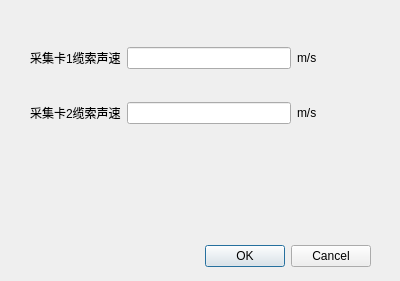
Qt form Dialog_ParamConfig.ui (imjustadog/AE-ANALYSIS-GUI) before a commit.
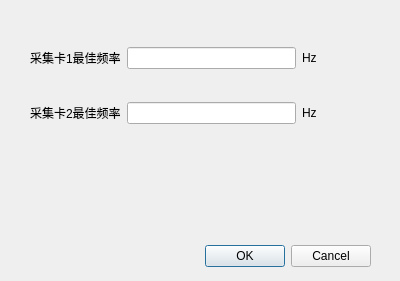
The same form after that commit.

What changed in the file:
```diff
--- a/Dialog_ParamConfig.ui
+++ b/Dialog_ParamConfig.ui
@@ -45,21 +45,21 @@
     <item row="0" column="2">
      <widget class="QLabel" name="label_5">
       <property name="text">
-       <string>m/s</string>
+       <string>Hz</string>
       </property>
      </widget>
     </item>
     <item row="1" column="0">
      <widget class="QLabel" name="label_3">
       <property name="text">
-       <string>采集卡2缆索声速</string>
+       <string>采集卡2最佳频率</string>
       </property>
      </widget>
     </item>
     <item row="0" column="0">
      <widget class="QLabel" name="label_2">
       <property name="text">
-       <string>采集卡1缆索声速</string>
+       <string>采集卡1最佳频率</string>
       </property>
      </widget>
     </item>
@@ -69,7 +69,7 @@
     <item row="1" column="2">
      <widget class="QLabel" name="label_6">
       <property name="text">
-       <string>m/s</string>
+       <string>Hz</string>
       </property>
      </widget>
     </item>
```
Left out of the diff: 4 changed lines with no effect on the pictures.
